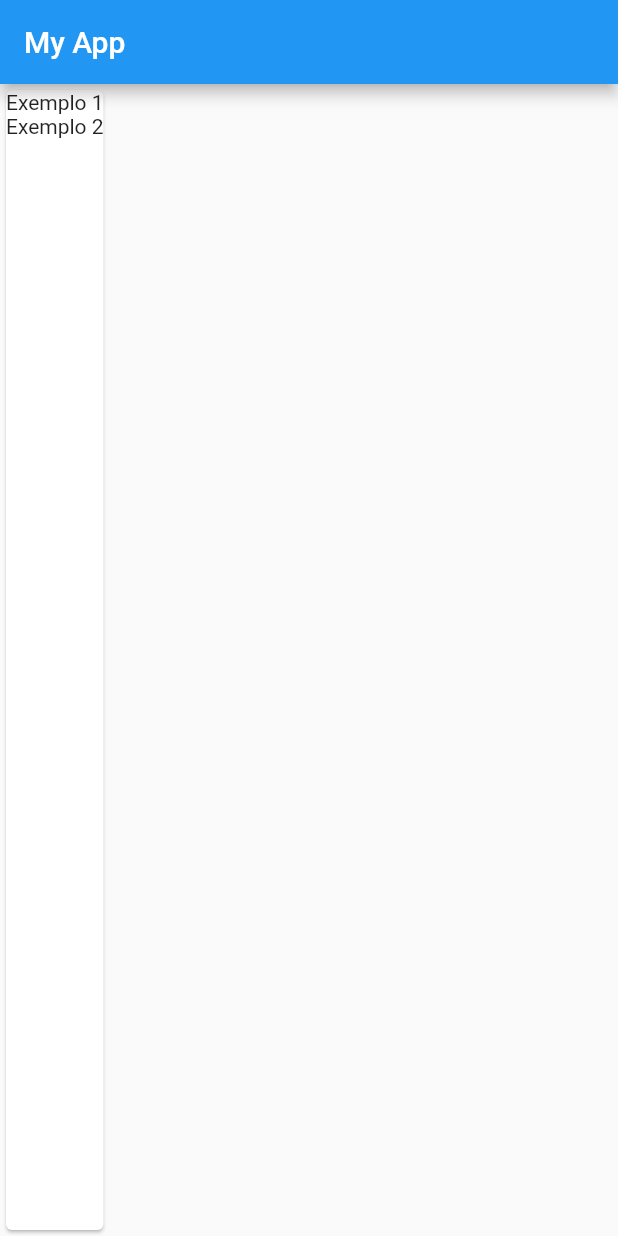
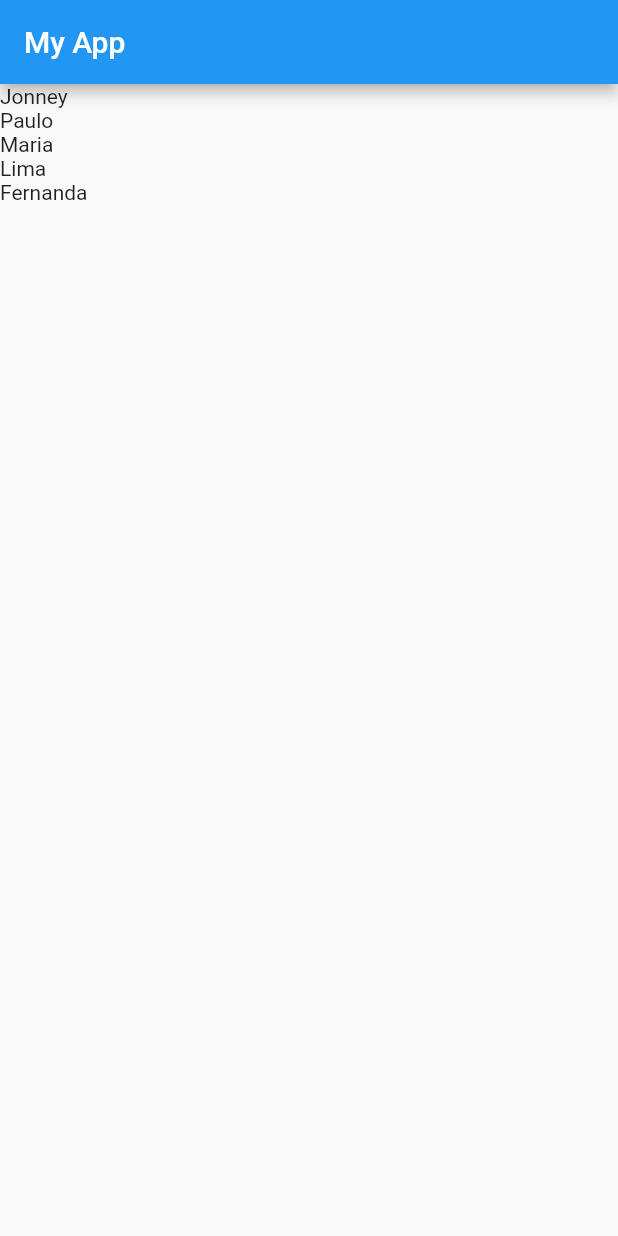
Before and after one commit to uires/thirty-minutes-flutter, a Flutter app: the screen it shows after launch, on a phone screen of 412 x 824 dp. Run offline on Flutter 3.47's test engine with Material 2 defaults, Android fonts, the phone set to English and light mode, and no system bars.

Commit message:
criando listview com flutter

```diff
--- a/lib/main.dart
+++ b/lib/main.dart
@@ -3,6 +3,14 @@ import 'exemplo_widget.dart';
 void main() => runApp(MyApp());
 
 class MyApp extends StatelessWidget {
+
+  var lista = [
+    'Jonney',
+    'Paulo',
+    'Maria',
+    'Lima',
+    'Fernanda'
+  ];
 
   @override
   Widget build(BuildContext buildContext) {
@@ -13,7 +21,9 @@ class MyApp extends StatelessWidget {
         appBar: AppBar(
           title: Text('My App'),
         ),
-        body: ExemploWidget()
+        body: ListView.builder(itemCount: lista.length, itemBuilder: (context, int index) {
+          return Text(lista[index]);
+        },)
       )
     );
   }
```
